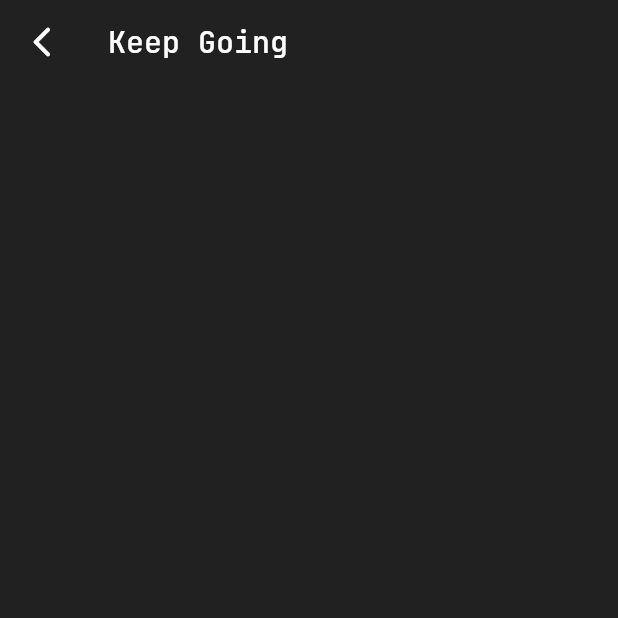
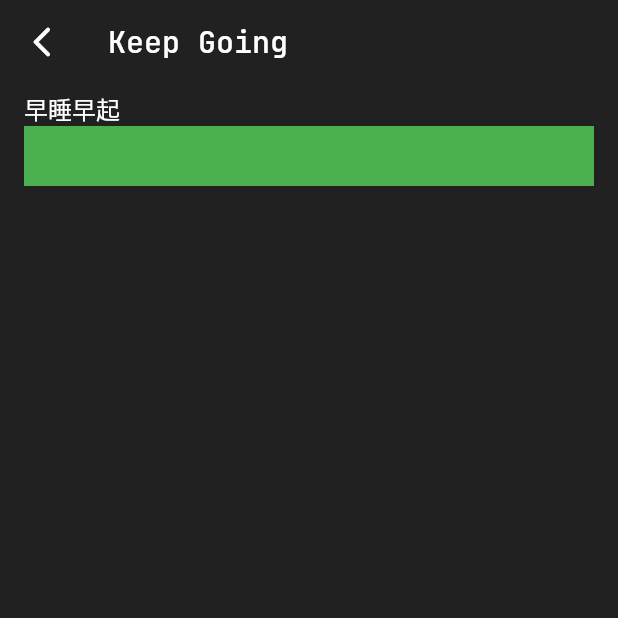
Before and after one commit to CoderBuck/track, a Flutter app: the KeepGoingView screen opened directly, on a phone screen of 412 x 824 dp, the top half of it. Run offline on Flutter 3.47's test engine with Material 2 defaults, Android fonts, the phone set to English and light mode, and no system bars; our stand-ins replace get, google_fonts.

```diff
--- a/lib/page/home/home_page.dart
+++ b/lib/page/home/home_page.dart
@@ -86,6 +86,17 @@ class KeepGoingView extends GetWidget<HomeModel> {
       appBar: AppBar(
         title: Text('Keep Going'),
       ),
+      body: ListView(
+        children: [
+          ListTile(
+            title: Text('早睡早起'),
+            subtitle: Container(
+              height: 40,
+              color: Colors.green,
+            ),
+          )
+        ],
+      ),
     );
   }
 
```
